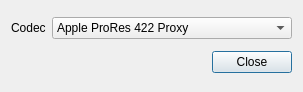
First picture: the form in platform/qt/ExportSettingsDialog.ui, repository ilia3101/MLV-App, before the edit.
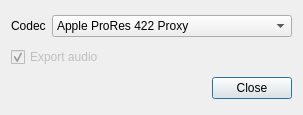
Second picture: the form after the edit.

Commit message: QtApp: full bit depth ProRes Export working on Mac via 48bit PNG - used libpng - made checkbox for audio export

The edit to the form file:
```diff
--- a/platform/qt/ExportSettingsDialog.ui
+++ b/platform/qt/ExportSettingsDialog.ui
@@ -7,13 +7,37 @@
     <x>0</x>
     <y>0</y>
     <width>303</width>
-    <height>92</height>
+    <height>115</height>
    </rect>
   </property>
   <property name="windowTitle">
    <string>Export Settings</string>
   </property>
   <layout class="QGridLayout" name="gridLayout">
+   <item row="2" column="0">
+    <layout class="QHBoxLayout" name="horizontalLayout_2">
+     <item>
+      <spacer name="horizontalSpacer">
+       <property name="orientation">
+        <enum>Qt::Horizontal</enum>
+       </property>
+       <property name="sizeHint" stdset="0">
+        <size>
+         <width>212</width>
+         <height>20</height>
+        </size>
+       </property>
+      </spacer>
+     </item>
+     <item>
+      <widget class="QPushButton" name="pushButtonClose">
+       <property name="text">
+        <string>Close</string>
+       </property>
+      </widget>
+     </item>
+    </layout>
+   </item>
    <item row="0" column="0">
     <layout class="QHBoxLayout" name="horizontalLayout">
      <item>
@@ -61,28 +85,17 @@
     </layout>
    </item>
    <item row="1" column="0">
-    <layout class="QHBoxLayout" name="horizontalLayout_2">
-     <item>
-      <spacer name="horizontalSpacer">
-       <property name="orientation">
-        <enum>Qt::Horizontal</enum>
-       </property>
-       <property name="sizeHint" stdset="0">
-        <size>
-         <width>212</width>
-         <height>20</height>
-        </size>
-       </property>
-      </spacer>
-     </item>
-     <item>
-      <widget class="QPushButton" name="pushButtonClose">
-       <property name="text">
-        <string>Close</string>
-       </property>
-      </widget>
-     </item>
-    </layout>
+    <widget class="QCheckBox" name="checkBoxExportAudio">
+     <property name="enabled">
+      <bool>false</bool>
+     </property>
+     <property name="text">
+      <string>Export audio</string>
+     </property>
+     <property name="checked">
+      <bool>true</bool>
+     </property>
+    </widget>
    </item>
   </layout>
  </widget>
```
The commit also changes 5 other files.
